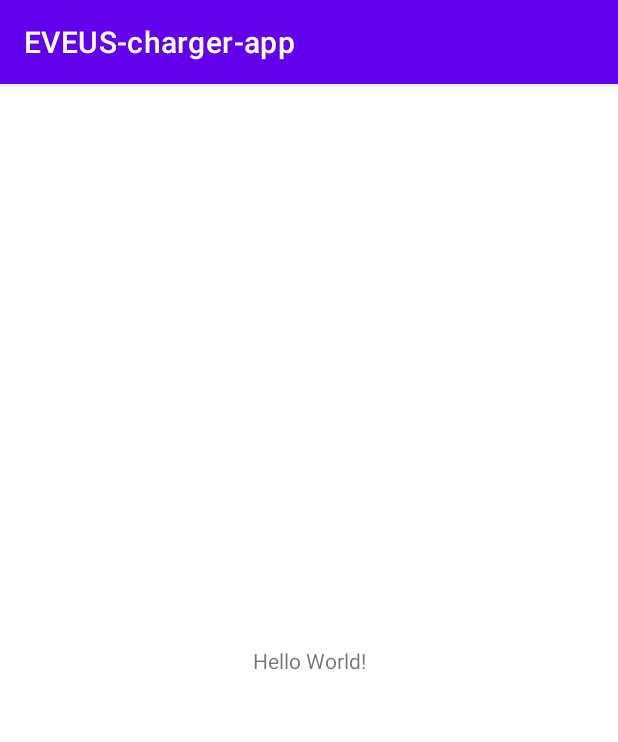
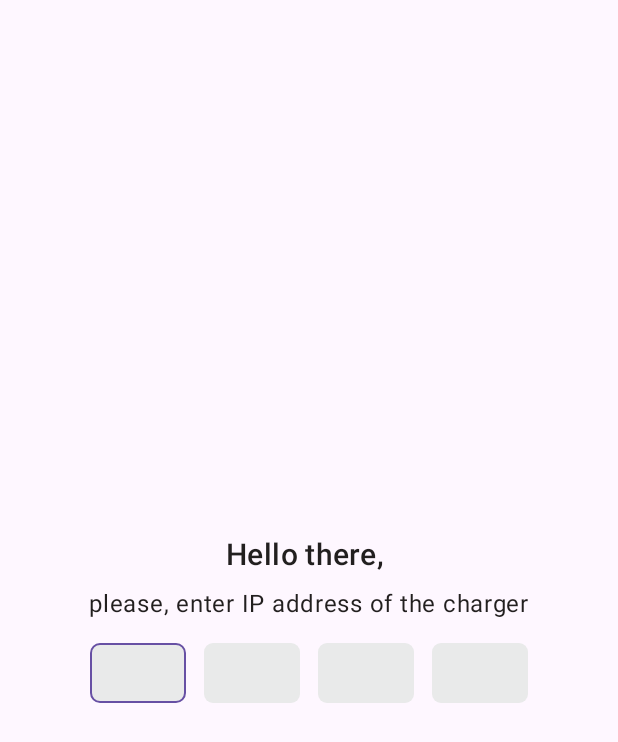
Before and after one commit to OlexanderMarkoff/EVEUS-charger-app, an Android app: the screen it shows after launch (MainActivity before the commit, LoginActivity after it), on a phone screen of 412 x 824 dp. Shown: the top 742 px of the screen. Run offline under Robolectric (Android 15) with nearby library versions, the phone set to English and light mode, and no system bars.

```diff
--- a/app/src/main/AndroidManifest.xml
+++ b/app/src/main/AndroidManifest.xml
@@ -13,7 +13,7 @@
         android:theme="@style/Theme.EVEUSchargerapp"
         tools:targetApi="31">
         <activity
-            android:name=".MainActivity"
+            android:name=".LoginActivity"
             android:exported="true">
             <intent-filter>
                 <action android:name="android.intent.action.MAIN" />
--- a/app/src/main/java/pet/markoff/eveus_charger_app/MainActivity.kt
+++ b/app/src/main/java/pet/markoff/eveus_charger_app/LoginActivity.kt
@@ -3,9 +3,9 @@ package pet.markoff.eveus_charger_app
 import androidx.appcompat.app.AppCompatActivity
 import android.os.Bundle
 
-class MainActivity : AppCompatActivity() {
+class LoginActivity : AppCompatActivity() {
     override fun onCreate(savedInstanceState: Bundle?) {
         super.onCreate(savedInstanceState)
-        setContentView(R.layout.activity_main)
+        setContentView(R.layout.activity_login)
     }
 }
--- /dev/null
+++ b/app/src/main/res/drawable/background_ip_focused.xml
@@ -0,0 +1,9 @@
+<?xml version="1.0" encoding="utf-8"?>
+<shape xmlns:android="http://schemas.android.com/apk/res/android"
+    android:shape="rectangle">
+    <corners android:radius="6dp" />
+    <stroke
+        android:width="1dp"
+        android:color="?attr/colorPrimary" />
+    <solid android:color="?attr/eveusGenericViewColorLightIP" />
+</shape>
--- /dev/null
+++ b/app/src/main/res/drawable/background_ip_selector.xml
@@ -0,0 +1,5 @@
+<?xml version="1.0" encoding="utf-8"?>
+<selector xmlns:android="http://schemas.android.com/apk/res/android">
+    <item android:drawable="@drawable/background_ip_focused" android:state_focused="true"/>
+    <item android:drawable="@drawable/background_ip_unfocused" android:state_focused="false"/>
+</selector>
--- /dev/null
+++ b/app/src/main/res/drawable/background_ip_unfocused.xml
@@ -0,0 +1,6 @@
+<?xml version="1.0" encoding="utf-8"?>
+<shape xmlns:android="http://schemas.android.com/apk/res/android"
+    android:shape="rectangle">
+    <corners android:radius="6dp" />
+    <solid android:color="?attr/eveusGenericViewColorLightIP" />
+</shape>
--- /dev/null
+++ b/app/src/main/res/layout/activity_login.xml
@@ -0,0 +1,80 @@
+<?xml version="1.0" encoding="utf-8"?>
+<FrameLayout xmlns:android="http://schemas.android.com/apk/res/android"
+    xmlns:app="http://schemas.android.com/apk/res-auto"
+    xmlns:tools="http://schemas.android.com/tools"
+    android:layout_width="match_parent"
+    android:layout_height="match_parent"
+    tools:context=".LoginActivity">
+
+    <androidx.constraintlayout.widget.ConstraintLayout
+        android:layout_width="match_parent"
+        android:layout_height="wrap_content"
+        android:layout_gravity="center">
+
+        <TextView
+            android:id="@+id/tv_login_header"
+            style="@style/PageHeadlineItemTextAppearance"
+            android:layout_width="wrap_content"
+            android:layout_height="wrap_content"
+            android:text="@string/hello_there"
+            app:layout_constraintEnd_toEndOf="parent"
+            app:layout_constraintStart_toStartOf="parent"
+            app:layout_constraintTop_toTopOf="parent" />
+
+        <TextView
+            android:id="@+id/tv_enter_ip_title"
+            style="@style/MainItemTextAppearance"
+            android:layout_width="wrap_content"
+            android:layout_height="wrap_content"
+            android:text="@string/tv_enter_ip_title"
+            android:layout_marginTop="8dp"
+            app:layout_constraintEnd_toEndOf="parent"
+            app:layout_constraintStart_toStartOf="parent"
+            app:layout_constraintTop_toBottomOf="@id/tv_login_header"/>
+
+        <LinearLayout
+            android:id="@+id/ll_ip_container"
+            android:layout_width="wrap_content"
+            android:layout_height="wrap_content"
+            android:orientation="horizontal"
+            android:gravity="center_horizontal"
+            android:layout_marginTop="16dp"
+            app:layout_constraintStart_toStartOf="parent"
+            app:layout_constraintEnd_toEndOf="parent"
+            app:layout_constraintTop_toBottomOf="@id/tv_enter_ip_title"
+            app:layout_constraintBottom_toBottomOf="parent">
+
+            <EditText
+                android:id="@+id/et_ip_section1"
+                style="@style/IPEditTextStyle"
+                android:layout_marginEnd="12dp"
+                android:imeOptions="actionNext"
+                android:importantForAutofill="no"
+                tools:ignore="LabelFor"/>
+
+            <EditText
+                android:id="@+id/et_ip_section2"
+                style="@style/IPEditTextStyle"
+                android:layout_marginEnd="12dp"
+                android:imeOptions="actionNext"
+                android:importantForAutofill="no"
+                tools:ignore="LabelFor"/>
+
+            <EditText
+                android:id="@+id/et_ip_section3"
+                style="@style/IPEditTextStyle"
+                android:layout_marginEnd="12dp"
+                android:imeOptions="actionNext"
+                android:importantForAutofill="no"
+                tools:ignore="LabelFor"/>
+
+            <EditText
+                android:id="@+id/et_ip_section4"
+                style="@style/IPEditTextStyle"
+                android:imeOptions="actionDone"
+                android:importantForAutofill="no"
+                tools:ignore="LabelFor" />
+
+        </LinearLayout>
+    </androidx.constraintlayout.widget.ConstraintLayout>
+</FrameLayout>
--- a/app/src/main/res/layout/activity_main.xml
+++ /dev/null
@@ -1,18 +0,0 @@
-<?xml version="1.0" encoding="utf-8"?>
-<androidx.constraintlayout.widget.ConstraintLayout xmlns:android="http://schemas.android.com/apk/res/android"
-    xmlns:app="http://schemas.android.com/apk/res-auto"
-    xmlns:tools="http://schemas.android.com/tools"
-    android:layout_width="match_parent"
-    android:layout_height="match_parent"
-    tools:context=".MainActivity">
-
-    <TextView
-        android:layout_width="wrap_content"
-        android:layout_height="wrap_content"
-        android:text="Hello World!"
-        app:layout_constraintBottom_toBottomOf="parent"
-        app:layout_constraintEnd_toEndOf="parent"
-        app:layout_constraintStart_toStartOf="parent"
-        app:layout_constraintTop_toTopOf="parent" />
-
-</androidx.constraintlayout.widget.ConstraintLayout>
--- a/app/src/main/res/values-night/themes.xml
+++ /dev/null
@@ -1,16 +0,0 @@
-<resources xmlns:tools="http://schemas.android.com/tools">
-    <!-- Base application theme. -->
-    <style name="Theme.EVEUSchargerapp" parent="Theme.MaterialComponents.DayNight.DarkActionBar">
-        <!-- Primary brand color. -->
-        <item name="colorPrimary">@color/purple_200</item>
-        <item name="colorPrimaryVariant">@color/purple_700</item>
-        <item name="colorOnPrimary">@color/black</item>
-        <!-- Secondary brand color. -->
-        <item name="colorSecondary">@color/teal_200</item>
-        <item name="colorSecondaryVariant">@color/teal_200</item>
-        <item name="colorOnSecondary">@color/black</item>
-        <!-- Status bar color. -->
-        <item name="android:statusBarColor">?attr/colorPrimaryVariant</item>
-        <!-- Customize your theme here. -->
-    </style>
-</resources>
--- /dev/null
+++ b/app/src/main/res/values/attrs.xml
@@ -0,0 +1,5 @@
+<?xml version="1.0" encoding="utf-8"?>
+<resources>
+    <attr name="eveusMainText" format="color" />
+    <attr name="eveusGenericViewColorLightIP" format="color" />
+</resources>
--- a/app/src/main/res/values/colors.xml
+++ b/app/src/main/res/values/colors.xml
@@ -1,10 +1,8 @@
 <?xml version="1.0" encoding="utf-8"?>
 <resources>
-    <color name="purple_200">#FFBB86FC</color>
-    <color name="purple_500">#FF6200EE</color>
-    <color name="purple_700">#FF3700B3</color>
-    <color name="teal_200">#FF03DAC5</color>
-    <color name="teal_700">#FF018786</color>
-    <color name="black">#FF000000</color>
-    <color name="white">#FFFFFFFF</color>
+    <!-- Text -->
+    <color name="brand_main_text">#221f1f</color>
+
+    <color name="generic_view_color_light_ip">#E9EAEA</color>
+
 </resources>
--- /dev/null
+++ b/app/src/main/res/values/dimens.xml
@@ -0,0 +1,5 @@
+<?xml version="1.0" encoding="utf-8"?>
+<resources>
+    <dimen name="headline_text">20sp</dimen>
+    <dimen name="main_text">16sp</dimen>
+</resources>
--- a/app/src/main/res/values/strings.xml
+++ b/app/src/main/res/values/strings.xml
@@ -1,3 +1,6 @@
 <resources>
     <string name="app_name">EVEUS-charger-app</string>
+    <string name="hello_there">Hello there,\u0020</string>
+
+    <string name="tv_enter_ip_title">please, enter IP address of the charger</string>
 </resources>
--- /dev/null
+++ b/app/src/main/res/values/styles.xml
@@ -0,0 +1,29 @@
+<?xml version="1.0" encoding="utf-8"?>
+<resources>
+    <!-- Headline -->
+    <style name="PageHeadlineItemTextAppearance">
+        <item name="android:textSize">@dimen/headline_text</item>
+        <item name="android:textColor">?attr/eveusMainText</item>
+        <item name="android:textAppearance">?attr/textAppearanceHeadline6</item>
+    </style>
+
+    <!-- Texts -->
+    <style name="MainItemTextAppearance">
+        <item name="android:textSize">@dimen/main_text</item>
+        <item name="android:textColor">?attr/eveusMainText</item>
+        <item name="android:lineSpacingExtra">4sp</item>
+        <item name="android:textAppearance">?attr/textAppearanceBody1</item>
+    </style>
+
+
+    <!-- IP EditText Style-->
+    <style name="IPEditTextStyle">
+        <item name="android:layout_width">64dp</item>
+        <item name="android:layout_height">40dp</item>
+        <item name="android:background">@drawable/background_ip_selector</item>
+        <item name="android:inputType">number</item>
+        <item name="android:maxLength">3</item>
+        <item name="android:maxLines">1</item>
+        <item name="android:textAlignment">center</item>
+    </style>
+</resources>
--- a/app/src/main/res/values/themes.xml
+++ b/app/src/main/res/values/themes.xml
@@ -1,16 +1,9 @@
-<resources xmlns:tools="http://schemas.android.com/tools">
+<resources>
     <!-- Base application theme. -->
-    <style name="Theme.EVEUSchargerapp" parent="Theme.MaterialComponents.DayNight.DarkActionBar">
-        <!-- Primary brand color. -->
-        <item name="colorPrimary">@color/purple_500</item>
-        <item name="colorPrimaryVariant">@color/purple_700</item>
-        <item name="colorOnPrimary">@color/white</item>
-        <!-- Secondary brand color. -->
-        <item name="colorSecondary">@color/teal_200</item>
-        <item name="colorSecondaryVariant">@color/teal_700</item>
-        <item name="colorOnSecondary">@color/black</item>
-        <!-- Status bar color. -->
-        <item name="android:statusBarColor">?attr/colorPrimaryVariant</item>
+    <style name="Theme.EVEUSchargerapp" parent="Theme.Material3.DayNight.NoActionBar">
+
         <!-- Customize your theme here. -->
+        <item name="eveusMainText">@color/brand_main_text</item>
+        <item name="eveusGenericViewColorLightIP">@color/generic_view_color_light_ip</item>
     </style>
 </resources>
```
